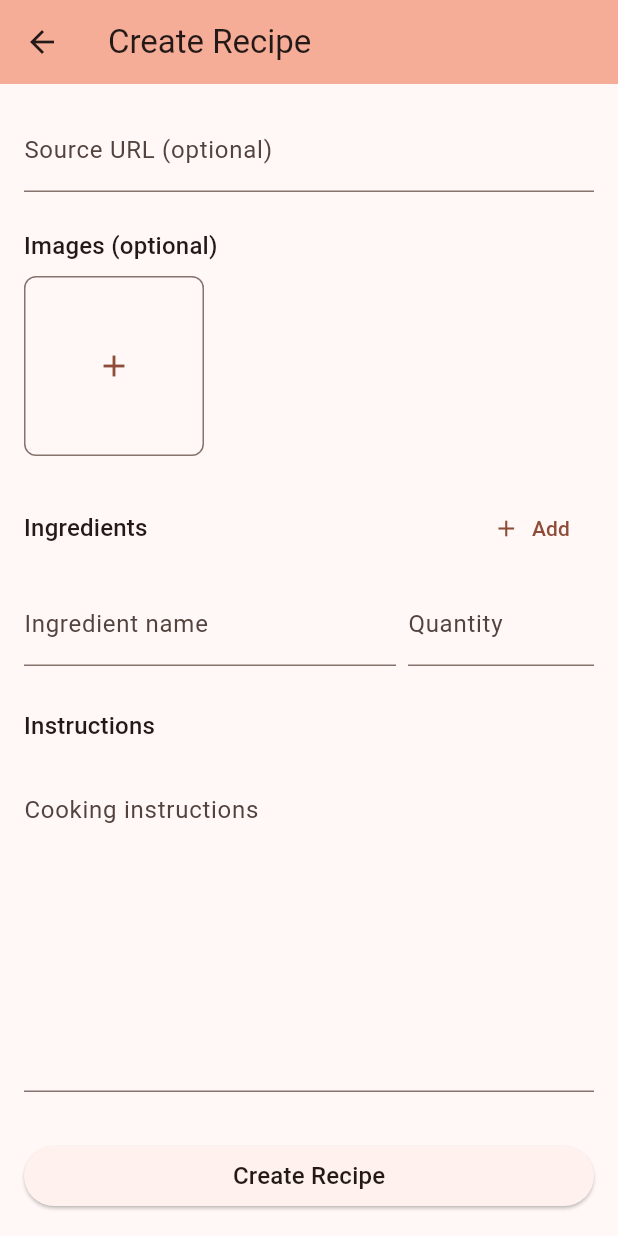
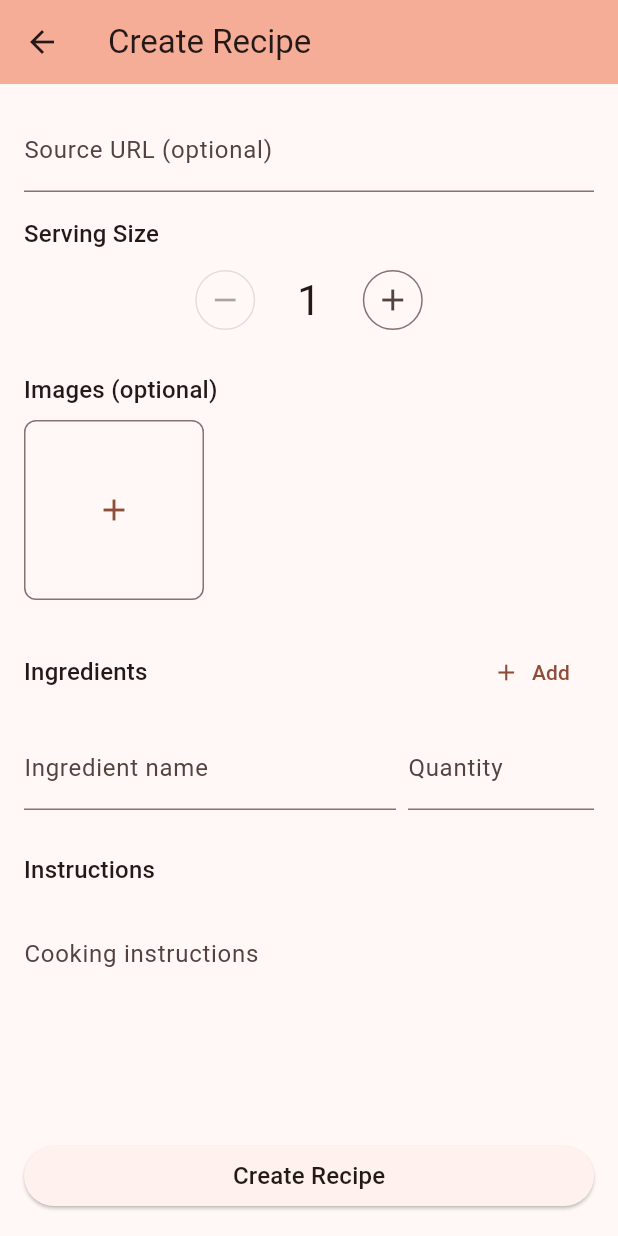
Before and after one commit to dawids21/RecipAI, a Flutter app: the CreateRecipeScreen screen opened by its route, scrolled down 164 dp, on a phone screen of 412 x 824 dp. Run offline on Flutter 3.47's test engine with Material 3 defaults, Android fonts, the phone set to English and light mode, and no system bars; our stand-ins replace firebase_auth, firebase_core, flutter_speed_dial, get_it, go_router, google_sign_in and 4 more; missing offline and left inert: fuzzy; accounts and stored records are empty; network calls fail.

Commit message:
feat(mobile): add serving size to recipes models

```diff
--- a/mobile/lib/features/recipe/recipe_detail.dart
+++ b/mobile/lib/features/recipe/recipe_detail.dart
@@ -62,10 +62,12 @@ class RecipeData {
   final List<Ingredient> ingredients;
   final List<Instruction> instructions;
   final String? sourceUrl;
+  final int servingSize;
 
   const RecipeData({
     required this.ingredients,
     required this.instructions,
+    required this.servingSize,
     this.sourceUrl,
   });
 
@@ -84,6 +86,7 @@ class RecipeData {
           )
           .toList(),
       sourceUrl: json['sourceUrl'] as String?,
+      servingSize: json['servingSize'] as int,
     );
   }
 
@@ -96,6 +99,7 @@ class RecipeData {
           .map((instruction) => instruction.toJson())
           .toList(),
       'sourceUrl': sourceUrl,
+      'servingSize': servingSize,
     };
   }
 }
--- a/mobile/lib/features/recipe/recipe_form_widget.dart
+++ b/mobile/lib/features/recipe/recipe_form_widget.dart
@@ -5,6 +5,7 @@ import 'package:go_router/go_router.dart';
 import '../../core/theme.dart';
 import '../../shared/error_message_widget.dart';
 import '../../shared/loading_widget.dart';
+import '../../shared/serving_size_input.dart';
 import '../../shared/user_role.dart';
 import 'collection/recipes_collection.dart';
 import 'collection/recipes_collection_list_service.dart';
@@ -47,6 +48,7 @@ class _RecipeFormWidgetState extends State<RecipeFormWidget> {
   bool _isLoading = false;
   String? _errorMessage;
   RecipesCollection? _selectedCollection;
+  int _servingSize = 1;
 
   @override
   void initState() {
@@ -66,6 +68,9 @@ class _RecipeFormWidgetState extends State<RecipeFormWidget> {
 
       // Initialize source URL from formData OR from recipe data
       _sourceUrlController.text = widget.initialFormData?.sourceUrl ?? '';
+
+      // Initialize serving size
+      _servingSize = initialRecipe.data.servingSize;
 
       // Convert existing images to RecipeImageInput
       _imageInputs = initialRecipe.images
@@ -219,6 +224,7 @@ class _RecipeFormWidgetState extends State<RecipeFormWidget> {
         sourceUrl: _sourceUrlController.text.trim().isNotEmpty
             ? _sourceUrlController.text.trim()
             : null,
+        servingSize: _servingSize,
       );
 
       final recipeRequest = RecipeRequest(
@@ -390,6 +396,17 @@ class _RecipeFormWidgetState extends State<RecipeFormWidget> {
                       },
                     ),
 
+                    // Serving size input
+                    const SizedBox(height: AppSpacing.medium),
+                    ServingSizeInput(
+                      servingSize: _servingSize,
+                      onChanged: (value) {
+                        setState(() {
+                          _servingSize = value;
+                        });
+                      },
+                    ),
+
                     // Images section
                     const SizedBox(height: AppSpacing.large),
                     Text(
--- /dev/null
+++ b/mobile/lib/shared/serving_size_input.dart
@@ -0,0 +1,50 @@
+import 'package:flutter/material.dart';
+
+import '../core/theme.dart';
+
+class ServingSizeInput extends StatelessWidget {
+  final int servingSize;
+
+  final ValueChanged<int> onChanged;
+
+  const ServingSizeInput({
+    super.key,
+    required this.servingSize,
+    required this.onChanged,
+  });
+
+  @override
+  Widget build(BuildContext context) {
+    final theme = Theme.of(context);
+
+    return Column(
+      crossAxisAlignment: CrossAxisAlignment.start,
+      children: [
+        Text('Serving Size', style: theme.textTheme.titleMedium),
+        const SizedBox(height: AppSpacing.small),
+        Row(
+          mainAxisAlignment: MainAxisAlignment.center,
+          children: [
+            IconButton.outlined(
+              onPressed: servingSize > 1
+                  ? () => onChanged(servingSize - 1)
+                  : null,
+              icon: const Icon(Icons.remove),
+            ),
+            Padding(
+              padding: const EdgeInsets.symmetric(horizontal: AppSpacing.large),
+              child: Text(
+                '$servingSize',
+                style: theme.textTheme.headlineMedium,
+              ),
+            ),
+            IconButton.outlined(
+              onPressed: () => onChanged(servingSize + 1),
+              icon: const Icon(Icons.add),
+            ),
+          ],
+        ),
+      ],
+    );
+  }
+}
```
Also changed, not shown: mobile/lib/features/extraction/extracted_recipe.dart (+5 -4 lines), mobile/lib/features/planning/meal_entry_form_dialog.dart (+8 -43 lines), mobile/lib/features/recipe/recipe_detail_screen.dart (+19 -0 lines), 2 other files.
